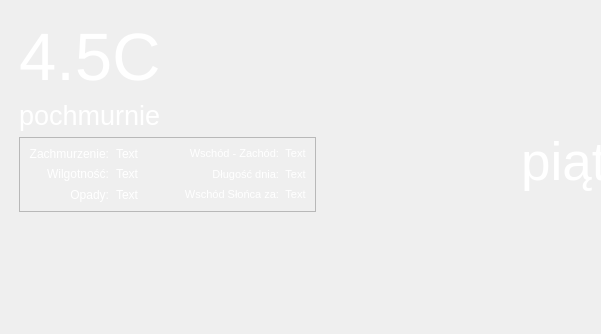
Above: mirror.ui from kermit297/mirror before the change; both pictures show x 0 to 601 and y 0 to 334 of the 876 by 550 pixel window. Below: the same form after it.
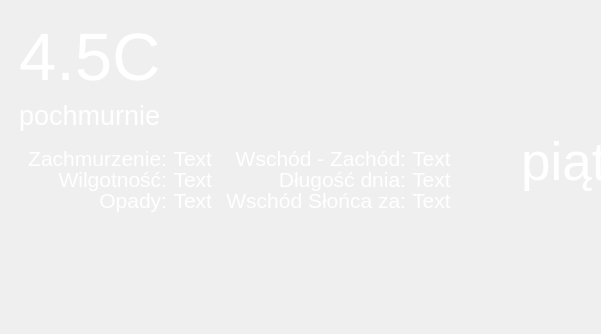
That is the form after the change.

Commit message: historical data from web page

```diff
--- a/mirror.ui
+++ b/mirror.ui
@@ -110,17 +110,26 @@
          <item>
           <widget class="QFrame" name="frame">
            <property name="frameShape">
-            <enum>QFrame::StyledPanel</enum>
+            <enum>QFrame::NoFrame</enum>
            </property>
            <property name="frameShadow">
             <enum>QFrame::Raised</enum>
            </property>
+           <property name="lineWidth">
+            <number>0</number>
+           </property>
            <layout class="QGridLayout" name="gridLayout">
             <item row="1" column="3">
              <widget class="QLabel" name="label_1">
+              <property name="minimumSize">
+               <size>
+                <width>0</width>
+                <height>24</height>
+               </size>
+              </property>
               <property name="font">
                <font>
-                <pointsize>8</pointsize>
+                <pointsize>16</pointsize>
                </font>
               </property>
               <property name="text">
@@ -133,9 +142,15 @@
             </item>
             <item row="0" column="3">
              <widget class="QLabel" name="label_2">
+              <property name="minimumSize">
+               <size>
+                <width>0</width>
+                <height>24</height>
+               </size>
+              </property>
               <property name="font">
                <font>
-                <pointsize>8</pointsize>
+                <pointsize>16</pointsize>
                </font>
               </property>
               <property name="text">
@@ -148,9 +163,15 @@
             </item>
             <item row="2" column="4">
              <widget class="QLabel" name="label_time_to_value">
+              <property name="minimumSize">
+               <size>
+                <width>0</width>
+                <height>24</height>
+               </size>
+              </property>
               <property name="font">
                <font>
-                <pointsize>8</pointsize>
+                <pointsize>16</pointsize>
                </font>
               </property>
               <property name="text">
@@ -163,9 +184,15 @@
             </item>
             <item row="0" column="4">
              <widget class="QLabel" name="label_sunrise">
+              <property name="minimumSize">
+               <size>
+                <width>0</width>
+                <height>24</height>
+               </size>
+              </property>
               <property name="font">
                <font>
-                <pointsize>8</pointsize>
+                <pointsize>16</pointsize>
                </font>
               </property>
               <property name="text">
@@ -178,9 +205,15 @@
             </item>
             <item row="2" column="3">
              <widget class="QLabel" name="label_time_to">
+              <property name="minimumSize">
+               <size>
+                <width>0</width>
+                <height>24</height>
+               </size>
+              </property>
               <property name="font">
                <font>
-                <pointsize>8</pointsize>
+                <pointsize>16</pointsize>
                </font>
               </property>
               <property name="text">
@@ -193,6 +226,17 @@
             </item>
             <item row="1" column="0">
              <widget class="QLabel" name="label_5">
+              <property name="minimumSize">
+               <size>
+                <width>0</width>
+                <height>24</height>
+               </size>
+              </property>
+              <property name="font">
+               <font>
+                <pointsize>16</pointsize>
+               </font>
+              </property>
               <property name="text">
                <string>&lt;html&gt;&lt;head/&gt;&lt;body&gt;&lt;p&gt;&lt;span style=&quot; color:#ffffff;&quot;&gt;Wilgotność:&lt;/span&gt;&lt;/p&gt;&lt;/body&gt;&lt;/html&gt;</string>
               </property>
@@ -203,6 +247,17 @@
             </item>
             <item row="0" column="0">
              <widget class="QLabel" name="label_4">
+              <property name="minimumSize">
+               <size>
+                <width>0</width>
+                <height>24</height>
+               </size>
+              </property>
+              <property name="font">
+               <font>
+                <pointsize>16</pointsize>
+               </font>
+              </property>
               <property name="text">
                <string>&lt;html&gt;&lt;head/&gt;&lt;body&gt;&lt;p&gt;&lt;span style=&quot; color:#ffffff;&quot;&gt;Zachmurzenie:&lt;/span&gt;&lt;/p&gt;&lt;/body&gt;&lt;/html&gt;</string>
               </property>
@@ -213,9 +268,15 @@
             </item>
             <item row="1" column="4">
              <widget class="QLabel" name="label_day_len">
+              <property name="minimumSize">
+               <size>
+                <width>0</width>
+                <height>24</height>
+               </size>
+              </property>
               <property name="font">
                <font>
-                <pointsize>8</pointsize>
+                <pointsize>16</pointsize>
                </font>
               </property>
               <property name="text">
@@ -228,6 +289,17 @@
             </item>
             <item row="2" column="0">
              <widget class="QLabel" name="label_3">
+              <property name="minimumSize">
+               <size>
+                <width>0</width>
+                <height>24</height>
+               </size>
+              </property>
+              <property name="font">
+               <font>
+                <pointsize>16</pointsize>
+               </font>
+              </property>
               <property name="text">
                <string>&lt;html&gt;&lt;head/&gt;&lt;body&gt;&lt;p&gt;&lt;span style=&quot; color:#ffffff;&quot;&gt;Opady:&lt;/span&gt;&lt;/p&gt;&lt;/body&gt;&lt;/html&gt;</string>
               </property>
@@ -238,6 +310,17 @@
             </item>
             <item row="0" column="1">
              <widget class="QLabel" name="label_cloud">
+              <property name="minimumSize">
+               <size>
+                <width>0</width>
+                <height>24</height>
+               </size>
+              </property>
+              <property name="font">
+               <font>
+                <pointsize>16</pointsize>
+               </font>
+              </property>
               <property name="text">
                <string>&lt;html&gt;&lt;head/&gt;&lt;body&gt;&lt;p&gt;&lt;span style=&quot; color:#ffffff;&quot;&gt;Text&lt;/span&gt;&lt;/p&gt;&lt;/body&gt;&lt;/html&gt;</string>
               </property>
@@ -248,6 +331,17 @@
             </item>
             <item row="1" column="1">
              <widget class="QLabel" name="label_humidity">
+              <property name="minimumSize">
+               <size>
+                <width>0</width>
+                <height>24</height>
+               </size>
+              </property>
+              <property name="font">
+               <font>
+                <pointsize>16</pointsize>
+               </font>
+              </property>
               <property name="text">
                <string>&lt;html&gt;&lt;head/&gt;&lt;body&gt;&lt;p&gt;&lt;span style=&quot; color:#ffffff;&quot;&gt;Text&lt;/span&gt;&lt;/p&gt;&lt;/body&gt;&lt;/html&gt;</string>
               </property>
@@ -258,6 +352,17 @@
             </item>
             <item row="2" column="1">
              <widget class="QLabel" name="label_precip">
+              <property name="minimumSize">
+               <size>
+                <width>0</width>
+                <height>24</height>
+               </size>
+              </property>
+              <property name="font">
+               <font>
+                <pointsize>16</pointsize>
+               </font>
+              </property>
               <property name="text">
                <string>&lt;html&gt;&lt;head/&gt;&lt;body&gt;&lt;p&gt;&lt;span style=&quot; color:#ffffff;&quot;&gt;Text&lt;/span&gt;&lt;/p&gt;&lt;/body&gt;&lt;/html&gt;</string>
               </property>
```
The commit also changes 1 other file.
